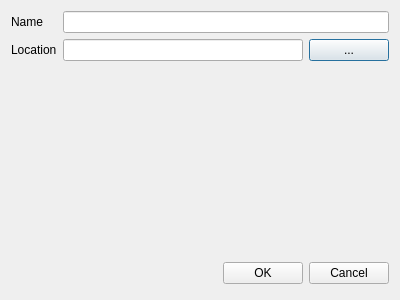
Before: the Qt Designer form HodEngine-Editor/Src/Dialog/NewProjectDialog.ui in Glordim/HodEngine, drawn with Qt 5.
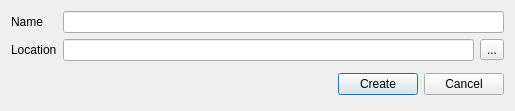
After: the same form once the commit is applied.

Commit message: [Editor] Clean Project and improve error handling

The edit to the form file:
```diff
--- a/HodEngine-Editor/Src/Dialog/NewProjectDialog.ui
+++ b/HodEngine-Editor/Src/Dialog/NewProjectDialog.ui
@@ -9,16 +9,28 @@
    <rect>
     <x>0</x>
     <y>0</y>
-    <width>400</width>
-    <height>300</height>
+    <width>515</width>
+    <height>111</height>
    </rect>
   </property>
+  <property name="sizePolicy">
+   <sizepolicy hsizetype="Preferred" vsizetype="Minimum">
+    <horstretch>0</horstretch>
+    <verstretch>0</verstretch>
+   </sizepolicy>
+  </property>
   <property name="windowTitle">
    <string>New Project</string>
   </property>
   <layout class="QVBoxLayout" name="verticalLayout">
+   <property name="sizeConstraint">
+    <enum>QLayout::SetMinimumSize</enum>
+   </property>
    <item>
     <layout class="QFormLayout" name="formLayout">
+     <property name="sizeConstraint">
+      <enum>QLayout::SetMinimumSize</enum>
+     </property>
      <item row="0" column="0">
       <widget class="QLabel" name="label">
        <property name="text">
@@ -42,7 +54,7 @@
         <widget class="QLineEdit" name="lineEdit_2"/>
        </item>
        <item>
-        <widget class="QPushButton" name="pushButton">
+        <widget class="QToolButton" name="formLocationBrowseButton">
          <property name="text">
           <string>...</string>
          </property>
@@ -53,15 +65,18 @@
     </layout>
    </item>
    <item>
-    <layout class="QHBoxLayout">
+    <layout class="QHBoxLayout" name="buttonLayout">
      <property name="spacing">
       <number>6</number>
      </property>
+     <property name="sizeConstraint">
+      <enum>QLayout::SetMinimumSize</enum>
+     </property>
      <property name="margin" stdset="0">
       <number>0</number>
      </property>
      <item>
-      <spacer>
+      <spacer name="spacer">
        <property name="orientation">
         <enum>Qt::Horizontal</enum>
        </property>
@@ -74,9 +89,9 @@
       </spacer>
      </item>
      <item>
-      <widget class="QPushButton" name="okButton">
+      <widget class="QPushButton" name="createButton">
        <property name="text">
-        <string>OK</string>
+        <string>Create</string>
        </property>
       </widget>
      </item>
```
Left out of the diff: 12 changed lines with no effect on the pictures. The commit also changes 7 other files.
